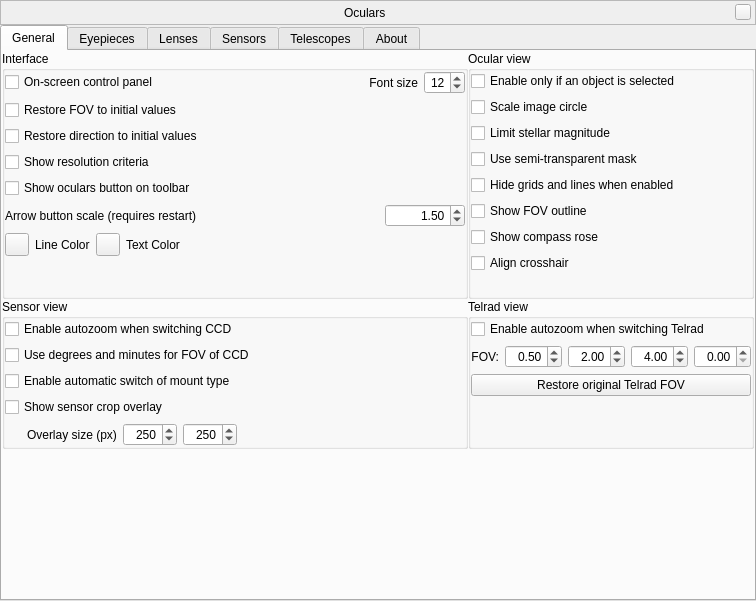
Qt form plugins/Oculars/src/gui/ocularDialog.ui (519984307/stellarium_src) before a commit.
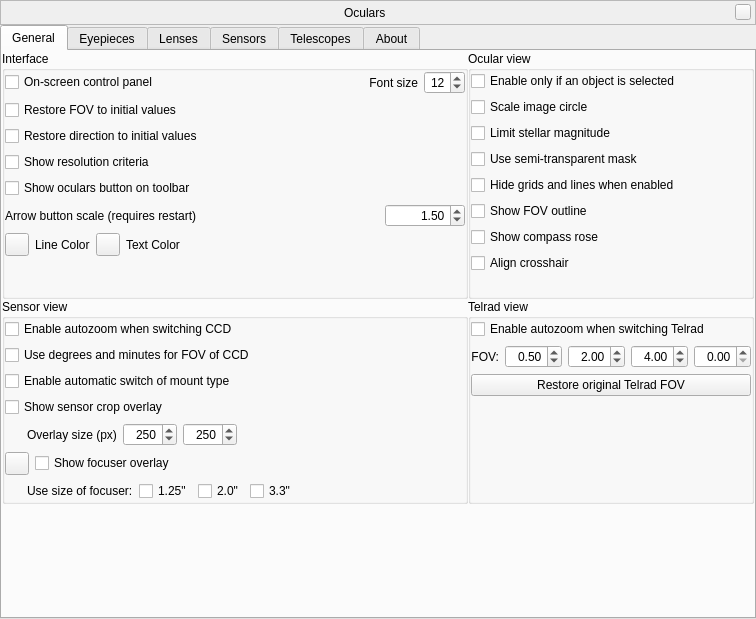
The same form after that commit. Icons and pictures are not drawn. Custom widgets are drawn as their Qt base class.

Commit message: Added tool to display a focuser overlay in the sensor view (fix #1110)

Diff of the .ui file:
```diff
--- a/plugins/Oculars/src/gui/ocularDialog.ui
+++ b/plugins/Oculars/src/gui/ocularDialog.ui
@@ -7,7 +7,7 @@
     <x>0</x>
     <y>0</y>
     <width>756</width>
-    <height>601</height>
+    <height>619</height>
    </rect>
   </property>
   <property name="sizePolicy">
@@ -524,6 +524,34 @@
              <property name="bottomMargin">
               <number>0</number>
              </property>
+             <item row="3" column="0">
+              <widget class="QCheckBox" name="checkBoxShowCcdCropOverlay">
+               <property name="toolTip">
+                <string>Enable a square overlay showing the effective size of a number of pixels.</string>
+               </property>
+               <property name="text">
+                <string>Show sensor crop overlay</string>
+               </property>
+              </widget>
+             </item>
+             <item row="5" column="0">
+              <layout class="QHBoxLayout" name="horizontalLayout_4">
+               <item>
+                <widget class="QToolButton" name="focuserColorToolButton">
+                 <property name="toolTip">
+                  <string>Color for focuser overlay line</string>
+                 </property>
+                </widget>
+               </item>
+               <item>
+                <widget class="QCheckBox" name="checkBoxShowFocuserOverlay">
+                 <property name="text">
+                  <string>Show focuser overlay</string>
+                 </property>
+                </widget>
+               </item>
+              </layout>
+             </item>
              <item row="2" column="0">
               <widget class="QCheckBox" name="checkBoxTypeOfMount">
                <property name="toolTip">
@@ -650,15 +678,66 @@
                </property>
               </widget>
              </item>
-             <item row="3" column="0">
-              <widget class="QCheckBox" name="checkBoxShowCcdCropOverlay">
-               <property name="toolTip">
-                <string>Enable a square overlay showing the effective size of a number of pixels.</string>
-               </property>
-               <property name="text">
-                <string>Show sensor crop overlay</string>
-               </property>
-              </widget>
+             <item row="6" column="0">
+              <layout class="QHBoxLayout" name="horizontalLayout_14">
+               <item>
+                <spacer name="horizontalSpacer_4">
+                 <property name="orientation">
+                  <enum>Qt::Horizontal</enum>
+                 </property>
+                 <property name="sizeType">
+                  <enum>QSizePolicy::Fixed</enum>
+                 </property>
+                 <property name="sizeHint" stdset="0">
+                  <size>
+                   <width>22</width>
+                   <height>20</height>
+                  </size>
+                 </property>
+                </spacer>
+               </item>
+               <item>
+                <widget class="QLabel" name="label">
+                 <property name="text">
+                  <string>Use size of focuser:</string>
+                 </property>
+                </widget>
+               </item>
+               <item>
+                <widget class="QCheckBox" name="checkBoxUseSmallFocuser">
+                 <property name="text">
+                  <string notr="true">1.25&quot;</string>
+                 </property>
+                </widget>
+               </item>
+               <item>
+                <widget class="QCheckBox" name="checkBoxUseMediumFocuser">
+                 <property name="text">
+                  <string notr="true">2.0&quot;</string>
+                 </property>
+                </widget>
+               </item>
+               <item>
+                <widget class="QCheckBox" name="checkBoxUseLargeFocuser">
+                 <property name="text">
+                  <string notr="true">3.3&quot;</string>
+                 </property>
+                </widget>
+               </item>
+               <item>
+                <spacer name="horizontalSpacer_5">
+                 <property name="orientation">
+                  <enum>Qt::Horizontal</enum>
+                 </property>
+                 <property name="sizeHint" stdset="0">
+                  <size>
+                   <width>40</width>
+                   <height>20</height>
+                  </size>
+                 </property>
+                </spacer>
+               </item>
+              </layout>
              </item>
             </layout>
            </widget>
```
Left out of the diff: 14 changed lines with no effect on the pictures. The commit also changes 5 other files.
